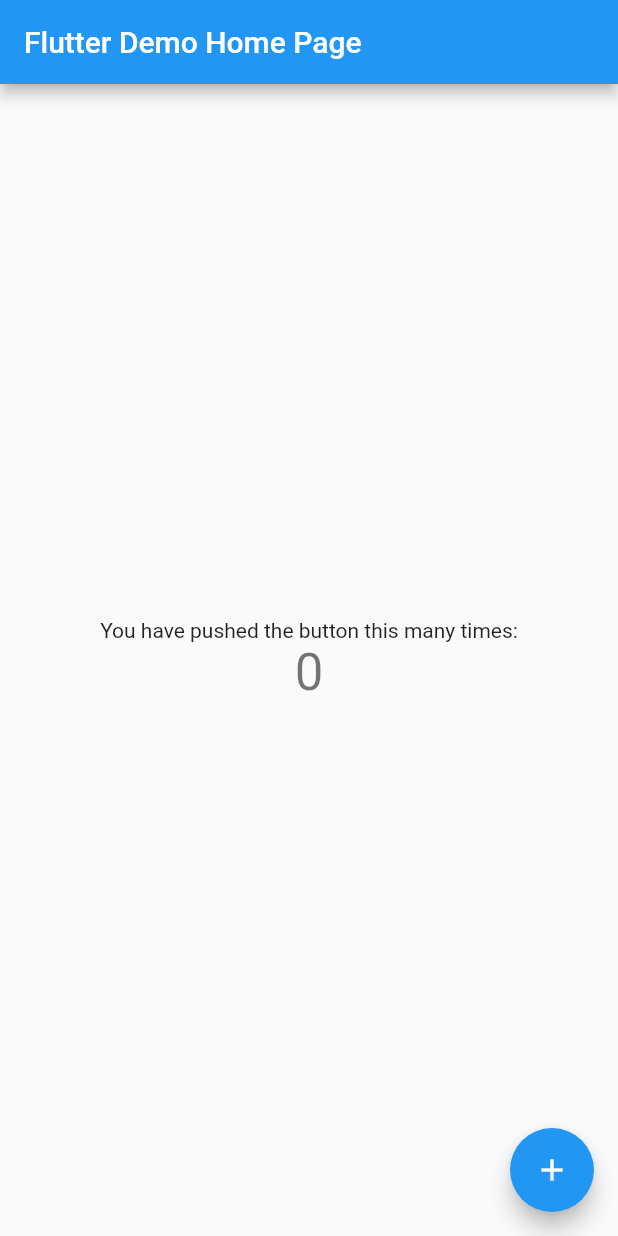
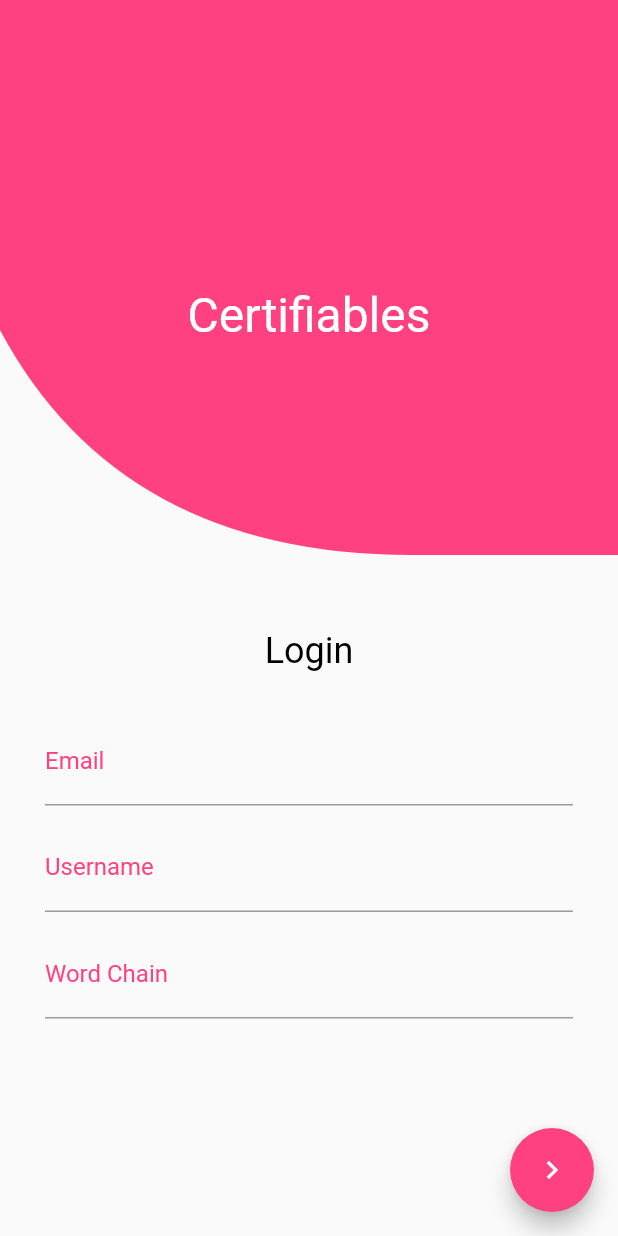
Before and after one commit to code-build-deploy/certifiables, a Flutter app: the screen it shows after launch, on a phone screen of 412 x 824 dp. Run offline on Flutter 3.47's test engine with Material 2 defaults, Android fonts, the phone set to English and light mode, and no system bars.

Commit message:
Login screen complete, have to work on adding / generating certificates and assigning users

```diff
--- a/lib/main.dart
+++ b/lib/main.dart
@@ -1,111 +1,174 @@
 import 'package:flutter/material.dart';
 
-void main() => runApp(MyApp());
+void main(){
+  runApp(App());
+}
 
-class MyApp extends StatelessWidget {
-  // This widget is the root of your application.
+class App extends StatefulWidget{
   @override
-  Widget build(BuildContext context) {
+  AppState createState() => AppState();
+}
+
+class AppState extends State<App>{
+
+  TextEditingController emailController = new TextEditingController();
+  TextEditingController usernameController = new TextEditingController();
+  TextEditingController wordChainController = new TextEditingController();
+
+  bool theme = true;
+
+  @override
+  Widget build(BuildContext context){
     return MaterialApp(
-      title: 'Flutter Demo',
+      debugShowCheckedModeBanner: false,
       theme: ThemeData(
-        // This is the theme of your application.
-        //
-        // Try running your application with "flutter run". You'll see the
-        // application has a blue toolbar. Then, without quitting the app, try
-        // changing the primarySwatch below to Colors.green and then invoke
-        // "hot reload" (press "r" in the console where you ran "flutter run",
-        // or simply save your changes to "hot reload" in a Flutter IDE).
-        // Notice that the counter didn't reset back to zero; the application
-        // is not restarted.
-        primarySwatch: Colors.blue,
+        primaryColor: Colors.pinkAccent,
+        focusColor: Colors.pinkAccent
       ),
-      home: MyHomePage(title: 'Flutter Demo Home Page'),
+      home: Scaffold(
+        body: SingleChildScrollView(
+          child: Center(
+            child: Column(
+              mainAxisAlignment: MainAxisAlignment.center,
+              crossAxisAlignment: CrossAxisAlignment.center,
+              children: <Widget>[
+                ClipPath(
+                  clipper: Mclipper(),
+                  child: Container(
+                    height: 370.0,
+                    decoration: BoxDecoration(color: Colors.white, boxShadow: [
+                      BoxShadow(
+                        color: Colors.black12,
+                        offset: Offset(0.0, 10.0),
+                        blurRadius: 10.0)
+                    ]),
+                    child: Stack(
+                      children: <Widget>[
+                        Container(
+                          color: Colors.pinkAccent,
+                          width: double.infinity,
+                        ),
+                        Column(
+                          crossAxisAlignment: CrossAxisAlignment.center,
+                          mainAxisAlignment: MainAxisAlignment.center,
+                          children: <Widget>[
+                            SizedBox(
+                              height: 50,
+                            ),
+                            Center(
+                              child: Text(
+                                "Certifiables",
+                                style: TextStyle(
+                                  color: Colors.white,
+                                  fontSize: 32
+                                )
+                              ),
+                            )
+                          ],
+                        )
+                      ],
+                    ),
+                  ),
+                ),
+                SizedBox(
+                  height: 50,
+                ),
+                Center(
+                  child: Text(
+                    "Login",
+                    style: TextStyle(
+                      color: Colors.black,
+                      fontSize: 24
+                    )
+                  ),
+                ),
+                SizedBox(
+                  height: 30,
+                ),
+                Padding(
+                  padding: EdgeInsets.symmetric(
+                    horizontal: 30
+                  ),
+                  child: Column(
+                    children: <Widget>[
+                      TextField(
+                        autocorrect: false,
+                        keyboardType: TextInputType.emailAddress,
+                        textCapitalization: TextCapitalization.none,
+                        decoration: InputDecoration(
+                          labelText: 'Email',
+                          labelStyle: TextStyle(
+                            color: Colors.pinkAccent
+                          )
+                        ),
+                        controller: emailController,
+                      ),
+                      SizedBox(height: 12.0),
+                      TextField(
+                        autocorrect: false,
+                        keyboardType: TextInputType.text,
+                        textCapitalization: TextCapitalization.none,
+                        decoration: InputDecoration(
+                          labelText: 'Username',
+                          labelStyle: TextStyle(
+                            color: Colors.pinkAccent
+                          )
+                        ),
+                        controller: usernameController,
+                      ),
+                      SizedBox(height: 12.0),
+                      TextField(
+                        keyboardType: TextInputType.text,
+                        textCapitalization: TextCapitalization.none,
+                        autocorrect: false,
+                        decoration: InputDecoration(
+                          labelText: 'Word Chain',
+                          labelStyle: TextStyle(
+                            color: Colors.pinkAccent
+                          )
+                        ),
+                        controller: wordChainController,
+                      )
+                    ],
+                  ),
+                )
+              ],
+            ),
+          ),
+        ),
+        floatingActionButton: FloatingActionButton(
+          backgroundColor: Colors.pinkAccent,
+          onPressed: (){},
+          child: Icon(
+            Icons.chevron_right,
+            color: Colors.white,
+          ),
+        ),
+      )
     );
   }
 }
 
-class MyHomePage extends StatefulWidget {
-  MyHomePage({Key key, this.title}) : super(key: key);
+class Mclipper extends CustomClipper<Path> {
+  @override
+  Path getClip(Size size) {
+    var path = new Path();
+    path.lineTo(0.0, size.height - 150.0);
 
-  // This widget is the home page of your application. It is stateful, meaning
-  // that it has a State object (defined below) that contains fields that affect
-  // how it looks.
+    var controlpoint = Offset(80.0, size.height);
+    var endpoint = Offset(size.width / 1.5, size.height);
 
-  // This class is the configuration for the state. It holds the values (in this
-  // case the title) provided by the parent (in this case the App widget) and
-  // used by the build method of the State. Fields in a Widget subclass are
-  // always marked "final".
+    path.quadraticBezierTo(
+        controlpoint.dx, controlpoint.dy, endpoint.dx, endpoint.dy);
 
-  final String title;
+    path.lineTo(size.width, size.height);
+    path.lineTo(size.width, 0.0);
 
-  @override
-  _MyHomePageState createState() => _MyHomePageState();
-}
-
-class _MyHomePageState extends State<MyHomePage> {
-  int _counter = 0;
-
-  void _incrementCounter() {
-    setState(() {
-      // This call to setState tells the Flutter framework that something has
-      // changed in this State, which causes it to rerun the build method below
-      // so that the display can reflect the updated values. If we changed
-      // _counter without calling setState(), then the build method would not be
-      // called again, and so nothing would appear to happen.
-      _counter++;
-    });
+    return path;
   }
 
   @override
-  Widget build(BuildContext context) {
-    // This method is rerun every time setState is called, for instance as done
-    // by the _incrementCounter method above.
-    //
-    // The Flutter framework has been optimized to make rerunning build methods
-    // fast, so that you can just rebuild anything that needs updating rather
-    // than having to individually change instances of widgets.
-    return Scaffold(
-      appBar: AppBar(
-        // Here we take the value from the MyHomePage object that was created by
-        // the App.build method, and use it to set our appbar title.
-        title: Text(widget.title),
-      ),
-      body: Center(
-        // Center is a layout widget. It takes a single child and positions it
-        // in the middle of the parent.
-        child: Column(
-          // Column is also a layout widget. It takes a list of children and
-          // arranges them vertically. By default, it sizes itself to fit its
-          // children horizontally, and tries to be as tall as its parent.
-          //
-          // Invoke "debug painting" (press "p" in the console, choose the
-          // "Toggle Debug Paint" action from the Flutter Inspector in Android
-          // Studio, or the "Toggle Debug Paint" command in Visual Studio Code)
-          // to see the wireframe for each widget.
-          //
-          // Column has various properties to control how it sizes itself and
-          // how it positions its children. Here we use mainAxisAlignment to
-          // center the children vertically; the main axis here is the vertical
-          // axis because Columns are vertical (the cross axis would be
-          // horizontal).
-          mainAxisAlignment: MainAxisAlignment.center,
-          children: <Widget>[
-            Text(
-              'You have pushed the button this many times:',
-            ),
-            Text(
-              '$_counter',
-              style: Theme.of(context).textTheme.display1,
-            ),
-          ],
-        ),
-      ),
-      floatingActionButton: FloatingActionButton(
-        onPressed: _incrementCounter,
-        tooltip: 'Increment',
-        child: Icon(Icons.add),
-      ), // This trailing comma makes auto-formatting nicer for build methods.
-    );
+  bool shouldReclip(CustomClipper<Path> oldClipper) {
+    return true;
   }
 }
```
Also changed, not shown: 1 other file.
